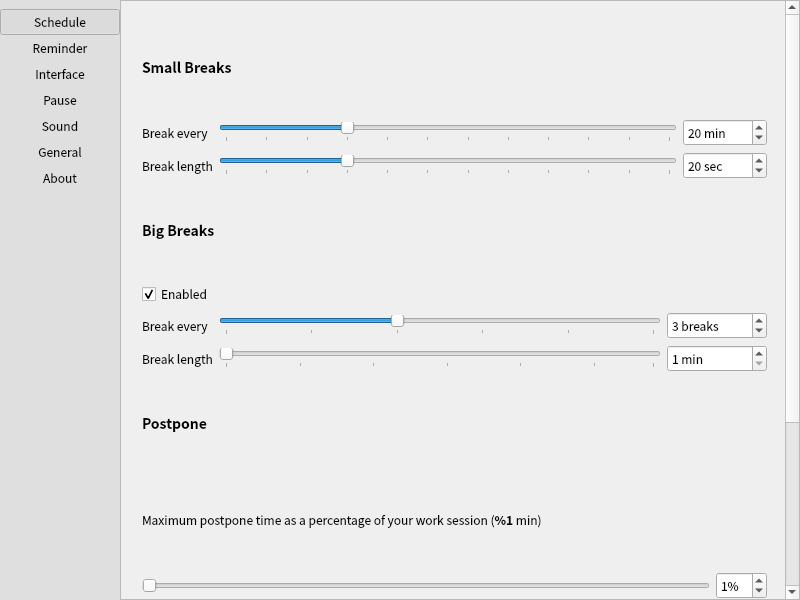
First picture: the form in src/app/pref-window.ui, repository AllanChain/sane-break, before the edit.
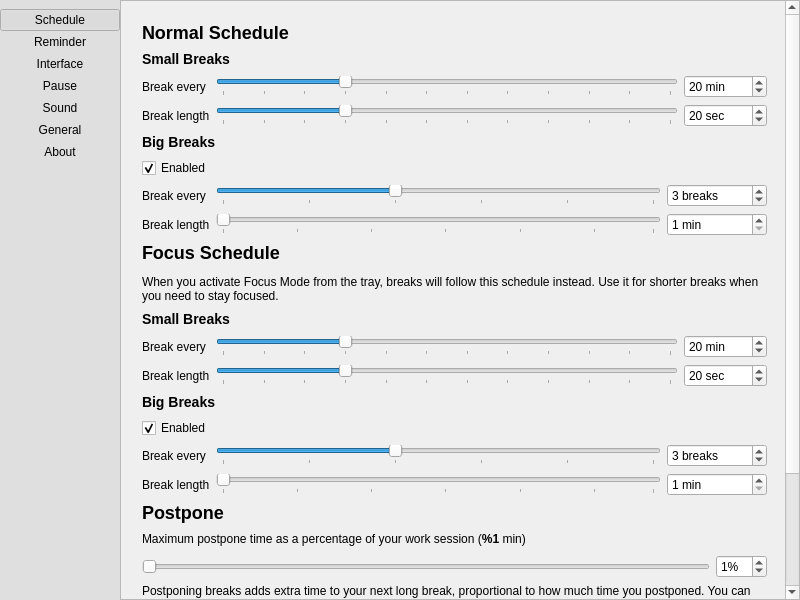
Second picture: the form after the edit. Icons and pictures are not drawn. Custom widgets are drawn as their Qt base class.

Commit message:
focus mode for temporary schedule change
See also #116

```diff
--- a/src/app/pref-window.ui
+++ b/src/app/pref-window.ui
@@ -10,11 +10,6 @@
     <height>600</height>
    </rect>
   </property>
-  <property name="font">
-   <font>
-    <family>Noto Sans CJK SC</family>
-   </font>
-  </property>
   <property name="windowTitle">
    <string notr="true">Sane Break</string>
   </property>
@@ -248,9 +243,9 @@
        <property name="geometry">
         <rect>
          <x>0</x>
-         <y>0</y>
+         <y>-180</y>
          <width>661</width>
-         <height>851</height>
+         <height>870</height>
         </rect>
        </property>
        <layout class="QVBoxLayout" name="verticalLayout_8">
@@ -267,6 +262,13 @@
           </property>
           <widget class="QWidget" name="breakPage">
            <layout class="QVBoxLayout" name="verticalLayout_1">
+            <item>
+             <widget class="QLabel" name="label_20">
+              <property name="text">
+               <string>&lt;h2&gt;Normal Schedule&lt;/h2&gt;</string>
+              </property>
+             </widget>
+            </item>
             <item>
              <widget class="QLabel" name="label_21">
               <property name="text">
@@ -503,10 +505,256 @@
               </item>
              </layout>
             </item>
+            <item>
+             <widget class="QLabel" name="label_32">
+              <property name="text">
+               <string>&lt;h2&gt;Focus Schedule&lt;/h2&gt;When you activate Focus Mode from the tray, breaks will follow this schedule instead. Use it for shorter breaks when you need to stay  focused.</string>
+              </property>
+              <property name="wordWrap">
+               <bool>true</bool>
+              </property>
+             </widget>
+            </item>
+            <item>
+             <widget class="QLabel" name="label_36">
+              <property name="text">
+               <string>&lt;h3&gt;Small Breaks&lt;/h3&gt;</string>
+              </property>
+             </widget>
+            </item>
+            <item>
+             <layout class="QGridLayout" name="gridLayout_13">
+              <item row="1" column="2">
+               <widget class="QSpinBox" name="focusSmallBreakForBox">
+                <property name="suffix">
+                 <string> sec</string>
+                </property>
+                <property name="minimum">
+                 <number>5</number>
+                </property>
+                <property name="maximum">
+                 <number>65535</number>
+                </property>
+                <property name="value">
+                 <number>20</number>
+                </property>
+               </widget>
+              </item>
+              <item row="1" column="1">
+               <widget class="SteppedSlider" name="focusSmallBreakForSlider">
+                <property name="minimum">
+                 <number>5</number>
+                </property>
+                <property name="maximum">
+                 <number>60</number>
+                </property>
+                <property name="singleStep">
+                 <number>5</number>
+                </property>
+                <property name="pageStep">
+                 <number>5</number>
+                </property>
+                <property name="value">
+                 <number>20</number>
+                </property>
+                <property name="orientation">
+                 <enum>Qt::Orientation::Horizontal</enum>
+                </property>
+                <property name="tickPosition">
+                 <enum>QSlider::TickPosition::TicksBelow</enum>
+                </property>
+               </widget>
+              </item>
+              <item row="1" column="0">
+               <widget class="QLabel" name="label_39">
+                <property name="toolTip">
+                 <string extracomment="Tooltip for &quot;Break length&quot; config (small break)">Duration of small breaks (in seconds)</string>
+                </property>
+                <property name="text">
+                 <string>Break length</string>
+                </property>
+               </widget>
+              </item>
+              <item row="0" column="2">
+               <widget class="QSpinBox" name="focusSmallBreakEveryBox">
+                <property name="suffix">
+                 <string> min</string>
+                </property>
+                <property name="minimum">
+                 <number>5</number>
+                </property>
+                <property name="maximum">
+                 <number>65535</number>
+                </property>
+                <property name="value">
+                 <number>20</number>
+                </property>
+               </widget>
+              </item>
+              <item row="0" column="1">
+               <widget class="SteppedSlider" name="focusSmallBreakEverySlider">
+                <property name="minimum">
+                 <number>5</number>
+                </property>
+                <property name="maximum">
+                 <number>60</number>
+                </property>
+                <property name="singleStep">
+                 <number>5</number>
+                </property>
+                <property name="pageStep">
+                 <number>5</number>
+                </property>
+                <property name="value">
+                 <number>20</number>
+                </property>
+                <property name="orientation">
+                 <enum>Qt::Orientation::Horizontal</enum>
+                </property>
+                <property name="tickPosition">
+                 <enum>QSlider::TickPosition::TicksBelow</enum>
+                </property>
+                <property name="tickInterval">
+                 <number>0</number>
+                </property>
+               </widget>
+              </item>
+              <item row="0" column="0">
+               <widget class="QLabel" name="label_40">
+                <property name="toolTip">
+                 <string extracomment="Tooltip for &quot;Break every&quot; config (small break)">Length of work time between breaks</string>
+                </property>
+                <property name="text">
+                 <string>Break every</string>
+                </property>
+               </widget>
+              </item>
+             </layout>
+            </item>
+            <item>
+             <widget class="QLabel" name="label_45">
+              <property name="text">
+               <string>&lt;h3&gt;Big Breaks&lt;/h3&gt;</string>
+              </property>
+             </widget>
+            </item>
+            <item>
+             <widget class="QCheckBox" name="focusBigBreakEnabled">
+              <property name="text">
+               <string>Enabled</string>
+              </property>
+              <property name="checked">
+               <bool>true</bool>
+              </property>
+             </widget>
+            </item>
+            <item>
+             <layout class="QGridLayout" name="gridLayout_14">
+              <item row="0" column="2">
+               <widget class="QSpinBox" name="focusBigBreakAfterBox">
+                <property name="suffix">
+                 <string> breaks</string>
+                </property>
+                <property name="minimum">
+                 <number>1</number>
+                </property>
+                <property name="maximum">
+                 <number>65535</number>
+                </property>
+                <property name="value">
+                 <number>3</number>
+                </property>
+               </widget>
+              </item>
+              <item row="0" column="0">
+               <widget class="QLabel" name="label_46">
+                <property name="toolTip">
+                 <string extracomment="Tooltip for &quot;Break every&quot; config (big break)">Every so many breaks will be a big break</string>
+                </property>
+                <property name="text">
+                 <string>Break every</string>
+                </property>
+               </widget>
+              </item>
+              <item row="1" column="2">
+               <widget class="QSpinBox" name="focusBigBreakForBox">
+                <property name="suffix">
+                 <string> min</string>
+                </property>
+                <property name="minimum">
+                 <number>1</number>
+                </property>
+                <property name="maximum">
+                 <number>65535</number>
+                </property>
+               </widget>
+              </item>
+              <item row="0" column="1">
+               <widget class="SteppedSlider" name="focusBigBreakAfterSlider">
+                <property name="minimum">
+                 <number>1</number>
+                </property>
+                <property name="maximum">
+                 <number>6</number>
+                </property>
+                <property name="pageStep">
+                 <number>1</number>
+                </property>
+                <property name="value">
+                 <number>3</number>
+                </property>
+                <property name="orientation">
+                 <enum>Qt::Orientation::Horizontal</enum>
+                </property>
+                <property name="tickPosition">
+                 <enum>QSlider::TickPosition::TicksBelow</enum>
+                </property>
+               </widget>
+              </item>
+              <item row="1" column="1">
+               <widget class="SteppedSlider" name="focusBigBreakForSlider">
+                <property name="minimum">
+                 <number>1</number>
+                </property>
+                <property name="maximum">
+                 <number>30</number>
+                </property>
+                <property name="singleStep">
+                 <number>1</number>
+                </property>
+                <property name="pageStep">
+                 <number>1</number>
+                </property>
+                <property name="value">
+                 <number>1</number>
+                </property>
+                <property name="orientation">
+                 <enum>Qt::Orientation::Horizontal</enum>
+                </property>
+                <property name="tickPosition">
+                 <enum>QSlider::TickPosition::TicksBelow</enum>
+                </property>
+                <property name="tickInterval">
+                 <number>5</number>
+                </property>
+               </widget>
+              </item>
+              <item row="1" column="0">
+               <widget class="QLabel" name="label_47">
+                <property name="toolTip">
+                 <string extracomment="Tooltip for &quot;Break length&quot; config (big break)">Duration of big breaks (in seconds)</string>
+                </property>
+                <property name="text">
+                 <string>Break length</string>
+                </property>
+               </widget>
+              </item>
+             </layout>
+            </item>
             <item>
              <widget class="QLabel" name="label_23">
               <property name="text">
-               <string>&lt;h3&gt;Postpone&lt;/h3&gt;</string>
+               <string>&lt;h2&gt;Postpone&lt;/h2&gt;</string>
               </property>
              </widget>
             </item>
```
The commit also changes 24 other files.
